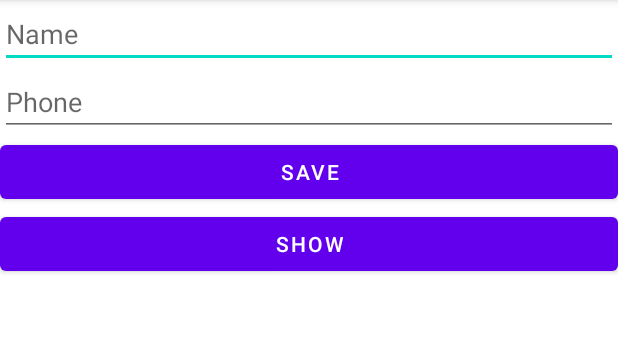
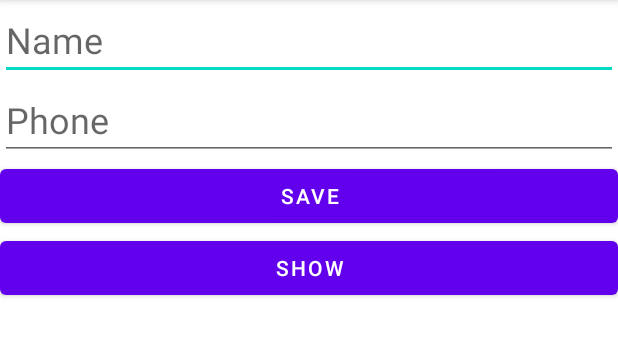
Before and after one commit to Samosadov/ContactsContractExample, an Android app: the screen it shows after launch (MainActivity), on a phone screen of 412 x 824 dp, the part 84-440 px from its top. Run offline under Robolectric (Android 15) with nearby library versions, the phone set to English and light mode, and no system bars.

Commit message:
Fixed design

```diff
--- a/app/src/main/res/layout/activity_main.xml
+++ b/app/src/main/res/layout/activity_main.xml
@@ -15,6 +15,7 @@
         android:layout_alignParentRight="true"
         android:layout_alignParentStart="true"
         android:layout_alignParentTop="true"
+        android:textSize="24sp"
         android:ems="10"
         android:hint="Name"
         android:inputType="textPersonName" />
@@ -23,11 +24,12 @@
         android:id="@+id/phone"
         android:layout_width="wrap_content"
         android:layout_height="wrap_content"
-        android:layout_below="@id/name"
+        android:layout_below="@+id/name"
         android:layout_alignParentStart="true"
         android:layout_alignParentEnd="true"
         android:layout_alignParentLeft="true"
         android:layout_alignParentRight="true"
+        android:textSize="24sp"
         android:ems="10"
         android:hint="Phone"
         android:inputType="textPersonName" />
@@ -37,7 +39,7 @@
         android:layout_width="wrap_content"
         android:layout_height="wrap_content"
         android:text="Save"
-        android:layout_below="@id/phone"
+        android:layout_below="@+id/phone"
         android:layout_alignParentStart="true"
         android:layout_alignParentEnd="true"
         android:layout_alignParentLeft="true"
@@ -48,7 +50,7 @@
         android:layout_width="wrap_content"
         android:layout_height="wrap_content"
         android:text="Show"
-        android:layout_below="@id/save"
+        android:layout_below="@+id/save"
         android:layout_alignParentStart="true"
         android:layout_alignParentEnd="true"
         android:layout_alignParentLeft="true"
@@ -58,6 +60,7 @@
         android:id="@+id/contactsList"
         android:layout_width="match_parent"
         android:layout_height="match_parent"
+        android:layout_below="@+id/show"
         android:layout_alignParentLeft="true"
         android:layout_alignParentStart="true">
     </ListView>
```
